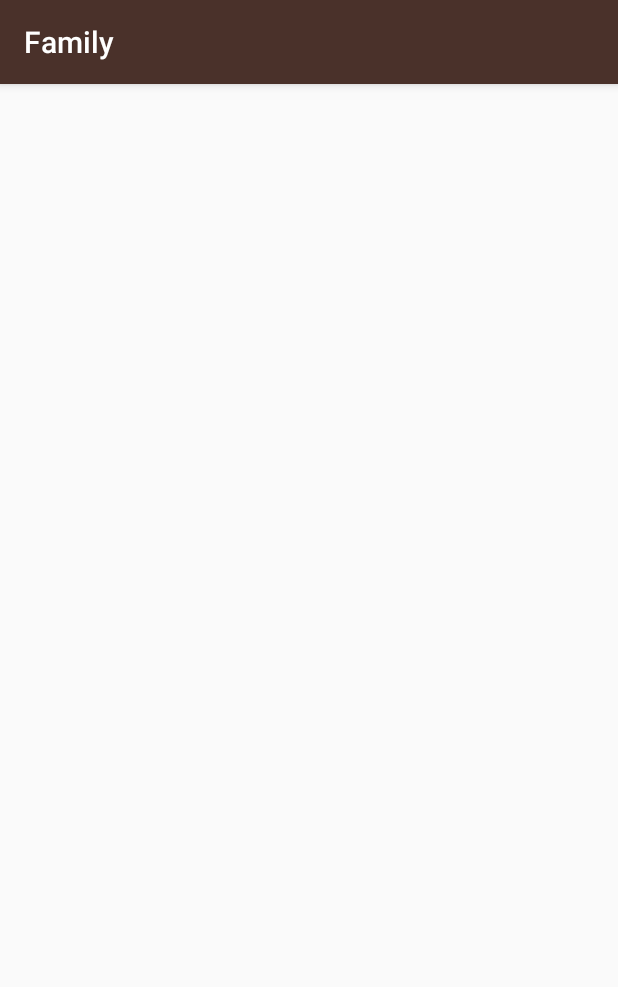
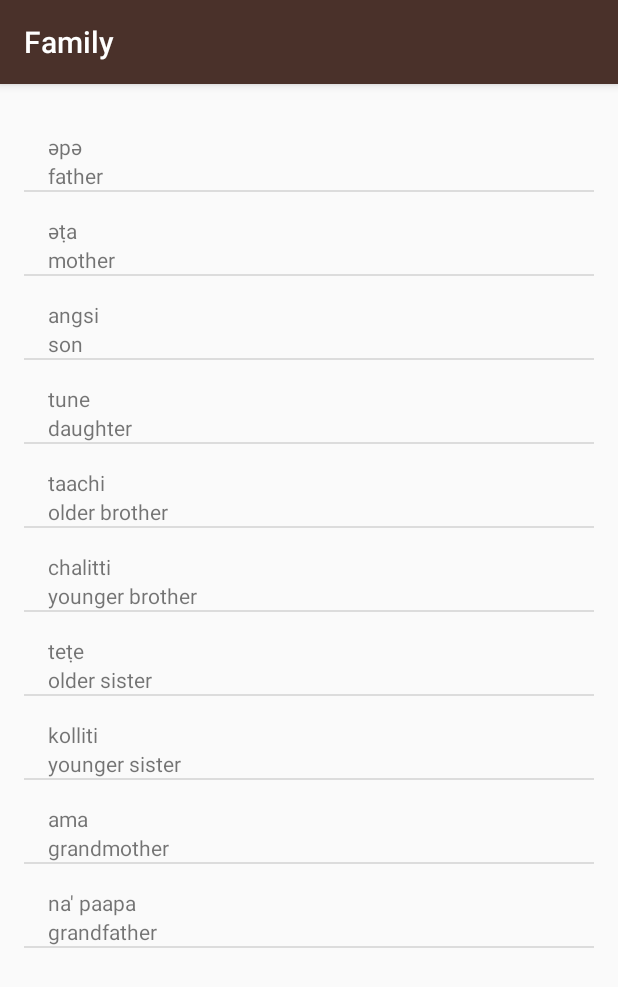
Before and after one commit to McKinnely/Miwok, an Android app: the FamilyMembersActivity screen opened directly, with no data from a screen before it, on a phone screen of 412 x 824 dp. Shown: the top 987 px of the screen. Run offline under Robolectric (Android 15) with nearby library versions, the phone set to English and light mode, and no system bars.

Commit message:
All translations are working and upated.

```diff
--- a/app/src/main/java/com/example/android/miwok/FamilyMembersActivity.java
+++ b/app/src/main/java/com/example/android/miwok/FamilyMembersActivity.java
@@ -2,12 +2,46 @@
 
 import android.support.v7.app.AppCompatActivity;
 import android.os.Bundle;
+import android.widget.ListView;
+
+import java.util.ArrayList;
 
 public class FamilyMembersActivity extends AppCompatActivity {
 
     @Override
     protected void onCreate(Bundle savedInstanceState) {
         super.onCreate(savedInstanceState);
-        setContentView(R.layout.activity_family_members);
+        setContentView(R.layout.word_list);
+
+        //Create wordsArray
+        ArrayList<Word> wordsArrayList = new ArrayList<Word>();
+
+        wordsArrayList.add(new Word("father", "әpә"));
+        wordsArrayList.add(new Word("mother", "әṭa"));
+        wordsArrayList.add(new Word("son", "angsi"));
+        wordsArrayList.add(new Word("daughter", "tune"));
+        wordsArrayList.add(new Word("older brother", "taachi"));
+        wordsArrayList.add(new Word("younger brother", "chalitti"));
+        wordsArrayList.add(new Word("older sister", "teṭe"));
+        wordsArrayList.add(new Word("younger sister", "kolliti"));
+        wordsArrayList.add(new Word("grandmother", "ama"));
+        wordsArrayList.add(new Word("grandfather", "na' paapa"));
+
+
+        /**
+         Creates an adapter that takes in the wordsArray so that the  application can work wit the most
+         efficient amount of memory.
+         */
+        WordAdapter adapter = new WordAdapter(this, wordsArrayList);
+        /**
+         Created a corresponding ListView to the type of view inside of word_list.xmlthe type of view inside that file)
+         to display the adapter's (itemsAdapter) data inside of it.
+         */
+        ListView listView = (ListView) findViewById(R.id.list);
+        /**
+         Applies the adapter logic inside of the listView so that it shows the screen.
+         */
+        listView.setAdapter(adapter);
+
     }
 }
--- a/app/src/main/res/layout/activity_family_members.xml
+++ /dev/null
@@ -1,13 +0,0 @@
-<?xml version="1.0" encoding="utf-8"?>
-<RelativeLayout xmlns:android="http://schemas.android.com/apk/res/android"
-    xmlns:tools="http://schemas.android.com/tools"
-    android:id="@+id/activity_family_members"
-    android:layout_width="match_parent"
-    android:layout_height="match_parent"
-    android:paddingBottom="@dimen/activity_vertical_margin"
-    android:paddingLeft="@dimen/activity_horizontal_margin"
-    android:paddingRight="@dimen/activity_horizontal_margin"
-    android:paddingTop="@dimen/activity_vertical_margin"
-    tools:context="com.example.android.miwok.FamilyMembersActivity">
-
-</RelativeLayout>
```
Also changed, not shown: app/src/main/java/com/example/android/miwok/ColorsActivity.java (+33 -1 lines), app/src/main/java/com/example/android/miwok/NumbersActivity.java (+6 -7 lines), app/src/main/java/com/example/android/miwok/PhrasesActivity.java (+35 -1 lines), app/src/main/res/layout/activity_colors.xml (deleted, +0 -13 lines), app/src/main/res/layout/activity_phrases.xml (deleted, +0 -13 lines), app/src/main/res/layout/word_list.xml (renamed from app/src/main/res/layout/activity_numbers.xml).
